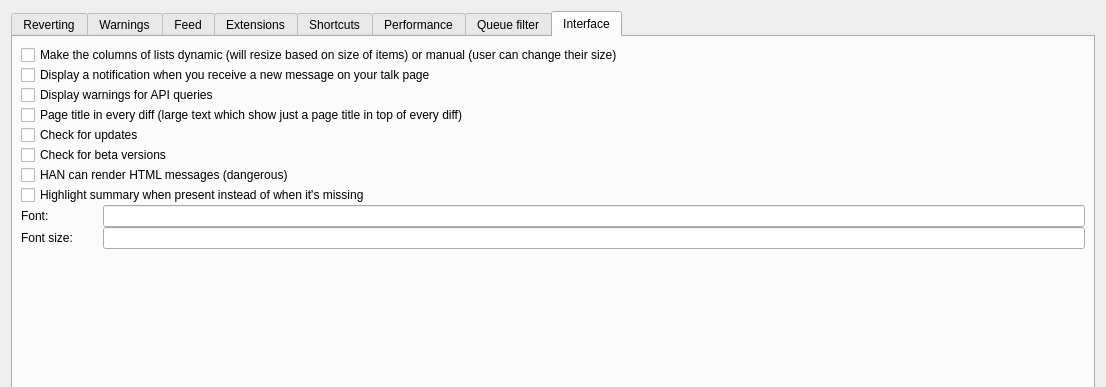
The window that huggle/preferences.ui (huggle/huggle3-qt-lx) describes before a commit, drawn with Qt 5; both pictures show x 0 to 1106 and y 0 to 387 of the 1106 by 658 pixel window.
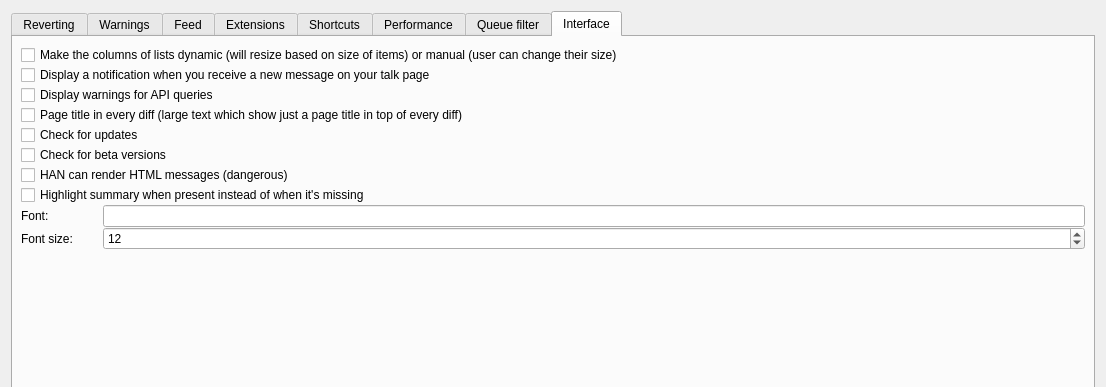
The same window after the commit. The open tabs and pages were chosen to show the change. Icons and pictures are not drawn.

Commit message: replaced font size box in pref

What changed in the file:
```diff
--- a/huggle/preferences.ui
+++ b/huggle/preferences.ui
@@ -779,8 +779,8 @@
         </widget>
        </item>
        <item>
-        <layout class="QHBoxLayout" name="horizontalLayout_10">
-         <item>
+        <layout class="QFormLayout" name="formLayout_2">
+         <item row="0" column="0">
           <widget class="QLabel" name="label_13">
            <property name="minimumSize">
             <size>
@@ -793,14 +793,7 @@
            </property>
           </widget>
          </item>
-         <item>
-          <widget class="QLineEdit" name="lineEdit_5"/>
-         </item>
-        </layout>
-       </item>
-       <item>
-        <layout class="QHBoxLayout" name="horizontalLayout_9">
-         <item>
+         <item row="1" column="0">
           <widget class="QLabel" name="label">
            <property name="minimumSize">
             <size>
@@ -813,10 +806,16 @@
            </property>
           </widget>
          </item>
-         <item>
-          <widget class="QLineEdit" name="lineEdit_4">
-           <property name="inputMethodHints">
-            <set>Qt::ImhDigitsOnly</set>
+         <item row="0" column="1">
+          <widget class="QLineEdit" name="lineEdit_5"/>
+         </item>
+         <item row="1" column="1">
+          <widget class="QSpinBox" name="sxFontSize">
+           <property name="minimum">
+            <number>2</number>
+           </property>
+           <property name="value">
+            <number>12</number>
            </property>
           </widget>
          </item>
```
The commit also changes 2 other files.
